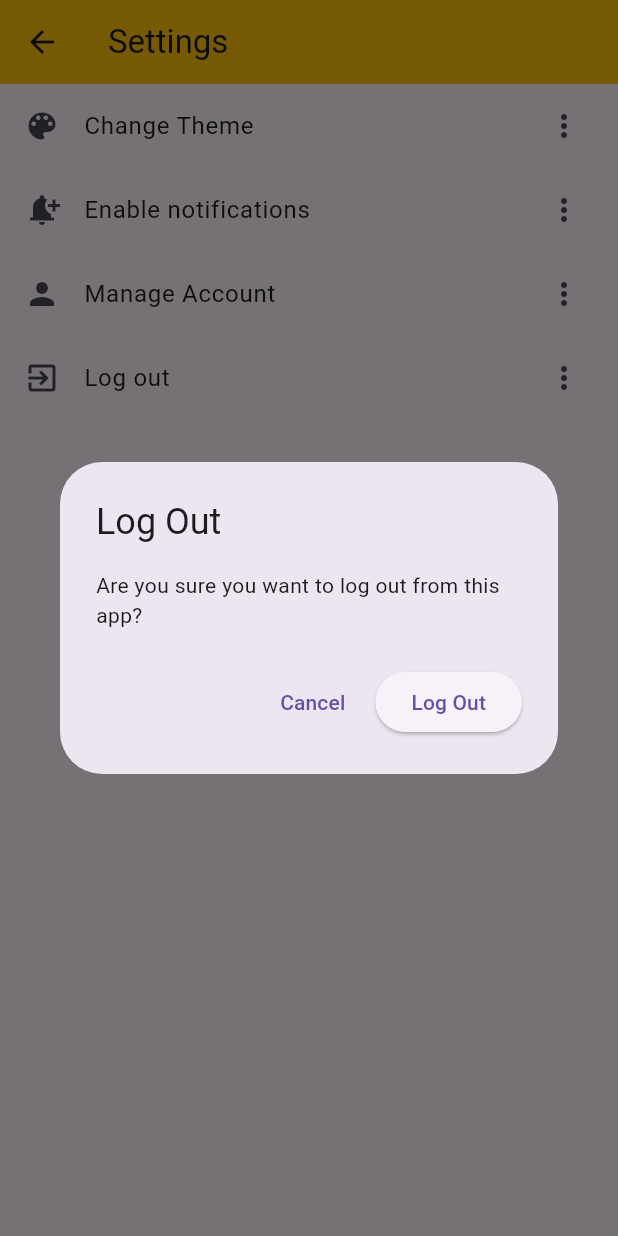
After one commit to baraka1111/flutter-app1, a Flutter app: the SettingsScreen screen opened directly, after a tap on "Log out", on a phone screen of 412 x 824 dp. The commit adds this screen. Run offline on Flutter 3.47's test engine with Material 3 defaults, Android fonts, the phone set to English and light mode, and no system bars; our stand-ins replace image_picker, permission_handler, sqflite; missing offline and left inert: fast_contacts; accounts and stored records are empty.

Commit message:
created a settings , about and help menu and screens

```diff
--- /dev/null
+++ b/lib/provider/settings.dart
@@ -0,0 +1,69 @@
+import 'package:flutter/material.dart';
+
+class SettingsScreen extends StatefulWidget {
+  @override
+  State<SettingsScreen> createState() => _SettingsScreenState();
+}
+
+class _SettingsScreenState extends State<SettingsScreen> {
+  void _logoutDialog() {
+    showDialog(
+      context: context,
+      builder: (context) {
+        return AlertDialog(
+          title: Text("Log Out"),
+          content: Text("Are you sure you want to log out from this app?"),
+          actions: [
+            TextButton(
+                onPressed: () => Navigator.pop(context), child: Text("Cancel")),
+            ElevatedButton(
+              onPressed: () {
+                Navigator.pop(context);
+              },
+              child: Text("Log Out"),
+            ),
+          ],
+        );
+      },
+    );
+  }
+
+  @override
+  Widget build(BuildContext context) {
+    return Scaffold(
+      appBar: AppBar(
+        title: Text("Settings"),
+        backgroundColor: Colors.amber,
+      ),
+      body: ListView(
+        children: [
+          ListTile(
+            leading: Icon(Icons.color_lens),
+            title: Text("Change Theme"),
+            trailing: Icon(Icons.more_vert),
+          ),
+          ListTile(
+            leading: Icon(Icons.notification_add),
+            title: Text("Enable notifications"),
+            trailing: Icon(Icons.more_vert),
+          ),
+          ListTile(
+            leading: Icon(Icons.person),
+            title: Text("Manage Account"),
+            trailing: Icon(Icons.more_vert),
+          ),
+          GestureDetector(
+            onTap: () {
+              _logoutDialog();
+            },
+            child: ListTile(
+              leading: Icon(Icons.exit_to_app),
+              title: Text("Log out"),
+              trailing: Icon(Icons.more_vert),
+            ),
+          )
+        ],
+      ),
+    );
+  }
+}
```
Also changed, not shown: lib/provider/about.dart (added, +17 -0 lines), lib/provider/help.dart (added, +32 -0 lines), lib/tab_screen.dart (+33 -1 lines).
